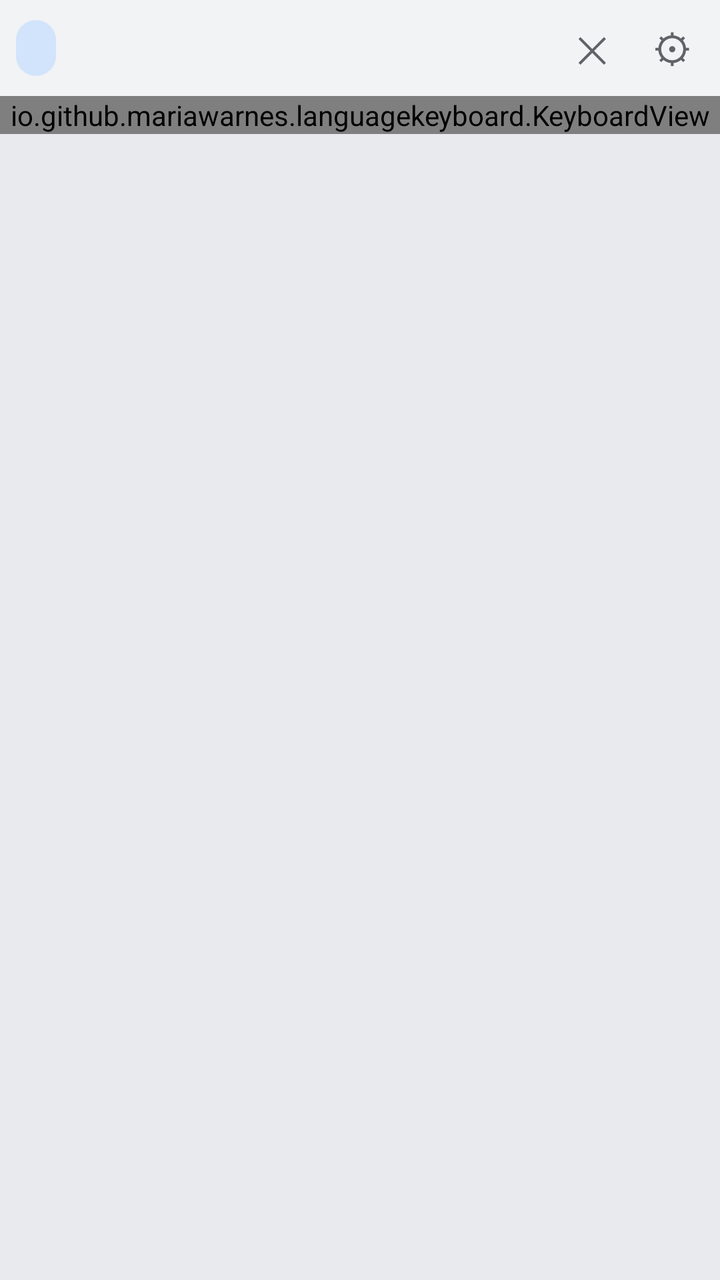
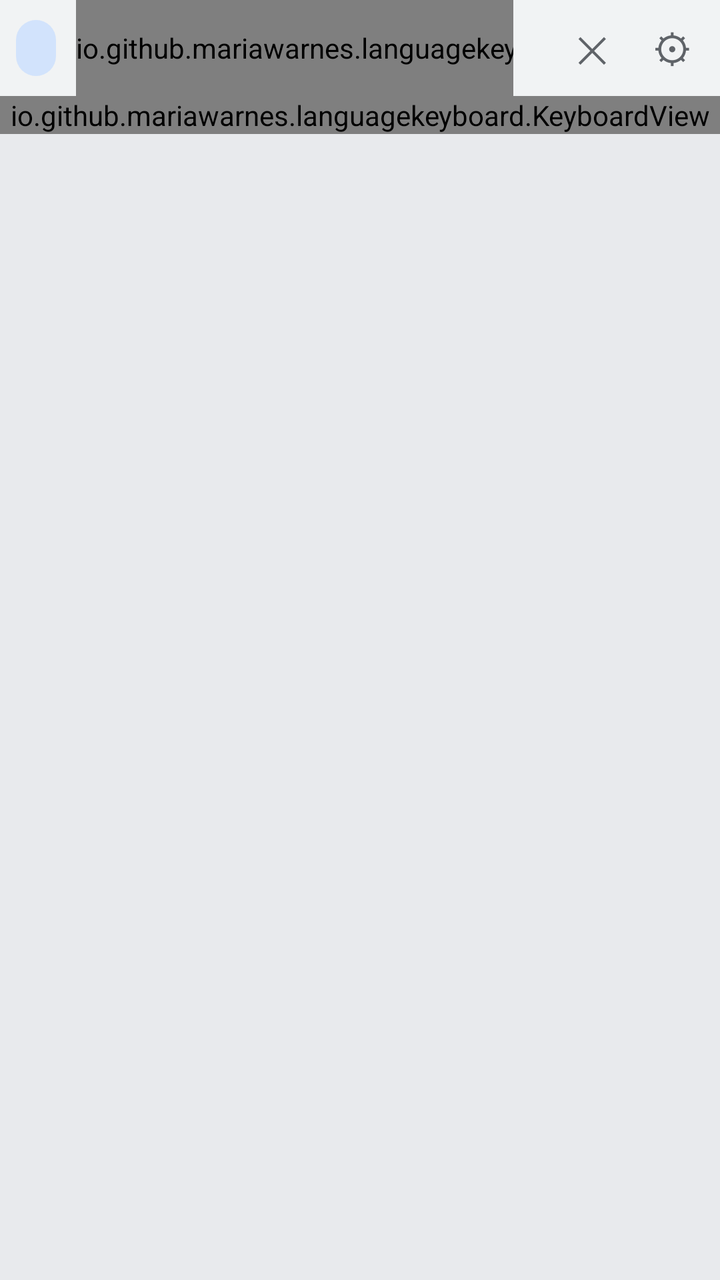

An Android layout rendered at two revisions. The XML below is the earlier revision; the diff shows what the commit changed to produce the second picture.
<!-- AndroidManifest.xml: application theme Theme.LanguageKeyboard -->
<!-- res/layout/input_view.xml -->
<?xml version="1.0" encoding="utf-8"?>
<LinearLayout xmlns:android="http://schemas.android.com/apk/res/android"
    android:layout_width="match_parent"
    android:layout_height="wrap_content"
    android:background="@color/kb_background"
    android:orientation="vertical">

    
    <LinearLayout
        android:id="@+id/strip"
        android:layout_width="match_parent"
        android:layout_height="48dp"
        android:background="@color/strip_background"
        android:gravity="center_vertical"
        android:orientation="horizontal"
        android:paddingStart="8dp"
        android:paddingEnd="4dp">

        <TextView
            android:id="@+id/language_chip"
            android:layout_width="wrap_content"
            android:layout_height="28dp"
            android:background="@drawable/strip_chip"
            android:contentDescription="@string/cd_toggle_translation"
            android:gravity="center"
            android:paddingStart="10dp"
            android:paddingEnd="10dp"
            android:textColor="@color/strip_text"
            android:textSize="13sp"
            android:textStyle="bold" />

        
        <HorizontalScrollView
            android:id="@+id/practice_scroll"
            android:layout_width="0dp"
            android:layout_height="match_parent"
            android:layout_marginStart="10dp"
            android:layout_weight="1"
            android:fillViewport="true"
            android:scrollbars="none">

            <TextView
                android:id="@+id/typed_text"
                android:layout_width="wrap_content"
                android:layout_height="match_parent"
                android:gravity="center_vertical"
                android:singleLine="true"
                android:textColor="@color/strip_text"
                android:textSize="17sp" />
        </HorizontalScrollView>


        <TextView
            android:id="@+id/translating_indicator"
            android:layout_width="wrap_content"
            android:layout_height="match_parent"
            android:gravity="center"
            android:paddingStart="4dp"
            android:paddingEnd="4dp"
            android:text="…"
            android:textColor="@color/strip_text_secondary"
            android:textSize="17sp"
            android:visibility="invisible" />

        <TextView
            android:id="@+id/clear_button"
            android:layout_width="40dp"
            android:layout_height="match_parent"
            android:background="?android:attr/selectableItemBackgroundBorderless"
            android:contentDescription="@string/cd_clear"
            android:gravity="center"
            android:text="✕"
            android:textColor="@color/strip_text_secondary"
            android:textSize="18sp" />

        <TextView
            android:id="@+id/settings_button"
            android:layout_width="40dp"
            android:layout_height="match_parent"
            android:background="?android:attr/selectableItemBackgroundBorderless"
            android:contentDescription="@string/cd_settings"
            android:gravity="center"
            android:text="⚙"
            android:textColor="@color/strip_text_secondary"
            android:textSize="20sp" />
    </LinearLayout>

    
    <LinearLayout
        android:id="@+id/correction_panel"
        android:layout_width="match_parent"
        android:layout_height="wrap_content"
        android:background="@color/strip_background"
        android:gravity="center_vertical"
        android:minHeight="44dp"
        android:orientation="horizontal"
        android:paddingStart="10dp"
        android:paddingTop="4dp"
        android:paddingEnd="4dp"
        android:paddingBottom="4dp"
        android:visibility="gone">

        <TextView
            android:id="@+id/correction_message"
            android:layout_width="0dp"
            android:layout_height="wrap_content"
            android:layout_weight="1"
            android:maxLines="3"
            android:textColor="@color/strip_text"
            android:textSize="13sp" />

        <TextView
            android:id="@+id/correction_fix_1"
            style="@style/CorrectionChip" />

        <TextView
            android:id="@+id/correction_fix_2"
            style="@style/CorrectionChip" />

        <TextView
            android:id="@+id/correction_close"
            android:layout_width="40dp"
            android:layout_height="40dp"
            android:background="?android:attr/selectableItemBackgroundBorderless"
            android:contentDescription="@string/cd_close"
            android:gravity="center"
            android:text="✕"
            android:textColor="@color/strip_text_secondary"
            android:textSize="16sp" />
    </LinearLayout>

    
    <LinearLayout
        android:id="@+id/suggestions"
        android:layout_width="match_parent"
        android:layout_height="40dp"
        android:gravity="center_vertical"
        android:orientation="horizontal"
        android:visibility="gone">

        <TextView
            android:id="@+id/suggestion_left"
            style="@style/SuggestionSlot" />

        <View
            android:layout_width="1dp"
            android:layout_height="20dp"
            android:background="@color/kb_key_function" />

        <TextView
            android:id="@+id/suggestion_center"
            style="@style/SuggestionSlot" />

        <View
            android:layout_width="1dp"
            android:layout_height="20dp"
            android:background="@color/kb_key_function" />

        <TextView
            android:id="@+id/suggestion_right"
            style="@style/SuggestionSlot" />
    </LinearLayout>

    <io.github.mariawarnes.languagekeyboard.KeyboardView
        android:id="@+id/keyboard"
        android:layout_width="match_parent"
        android:layout_height="wrap_content" />
</LinearLayout>
<!-- resources referenced by this layout -->
<resources>
  <color name="kb_background">#FFE8EAED</color>
  <color name="kb_key_function">#FFC5CAD1</color>
  <color name="strip_background">#FFF1F3F4</color>
  <color name="strip_text">#FF202124</color>
  <color name="strip_text_secondary">#FF5F6368</color>
  <!-- drawable strip_chip (drawable) -->
  <?xml version="1.0" encoding="utf-8"?>
  <shape xmlns:android="http://schemas.android.com/apk/res/android" android:shape="rectangle">
      <solid android:color="@color/strip_chip" />
      <corners android:radius="14dp" />
  </shape>
  <string name="cd_clear">Clear what you typed</string>
  <string name="cd_close">Close</string>
  <string name="cd_settings">Keyboard settings</string>
  <string name="cd_toggle_translation">Turn translation on or off</string>
  <style name="CorrectionChip">
          <item name="android:layout_width">wrap_content</item>
          <item name="android:layout_height">32dp</item>
          <item name="android:layout_marginStart">6dp</item>
          <item name="android:background">@drawable/strip_chip</item>
          <item name="android:gravity">center</item>
          <item name="android:maxWidth">140dp</item>
          <item name="android:paddingStart">10dp</item>
          <item name="android:paddingEnd">10dp</item>
          <item name="android:singleLine">true</item>
          <item name="android:ellipsize">end</item>
          <item name="android:textColor">@color/strip_text</item>
          <item name="android:textSize">15sp</item>
          <item name="android:textStyle">bold</item>
      </style>
  <style name="SuggestionSlot">
          <item name="android:layout_width">0dp</item>
          <item name="android:layout_height">match_parent</item>
          <item name="android:layout_weight">1</item>
          <item name="android:background">?android:attr/selectableItemBackground</item>
          <item name="android:ellipsize">end</item>
          <item name="android:gravity">center</item>
          <item name="android:paddingStart">4dp</item>
          <item name="android:paddingEnd">4dp</item>
          <item name="android:singleLine">true</item>
          <item name="android:textColor">@color/kb_key_text</item>
          <item name="android:textSize">16sp</item>
      </style>
  <style name="Theme.LanguageKeyboard" parent="Theme.Material3.DayNight.NoActionBar">
          <item name="colorPrimary">@color/brand</item>
      </style>
  <color name="strip_chip">#FFD2E3FC</color>
  <color name="kb_key_text">#FF202124</color>
  <color name="brand">#FF1A73E8</color>
</resources>

<!-- the commit's change to res/layout/input_view.xml (unified diff, before → after) -->
@@ -39,7 +39,7 @@
             android:fillViewport="true"
             android:scrollbars="none">
 
-            <TextView
+            <io.github.mariawarnes.languagekeyboard.PracticeTextView
                 android:id="@+id/typed_text"
                 android:layout_width="wrap_content"
                 android:layout_height="match_parent"
